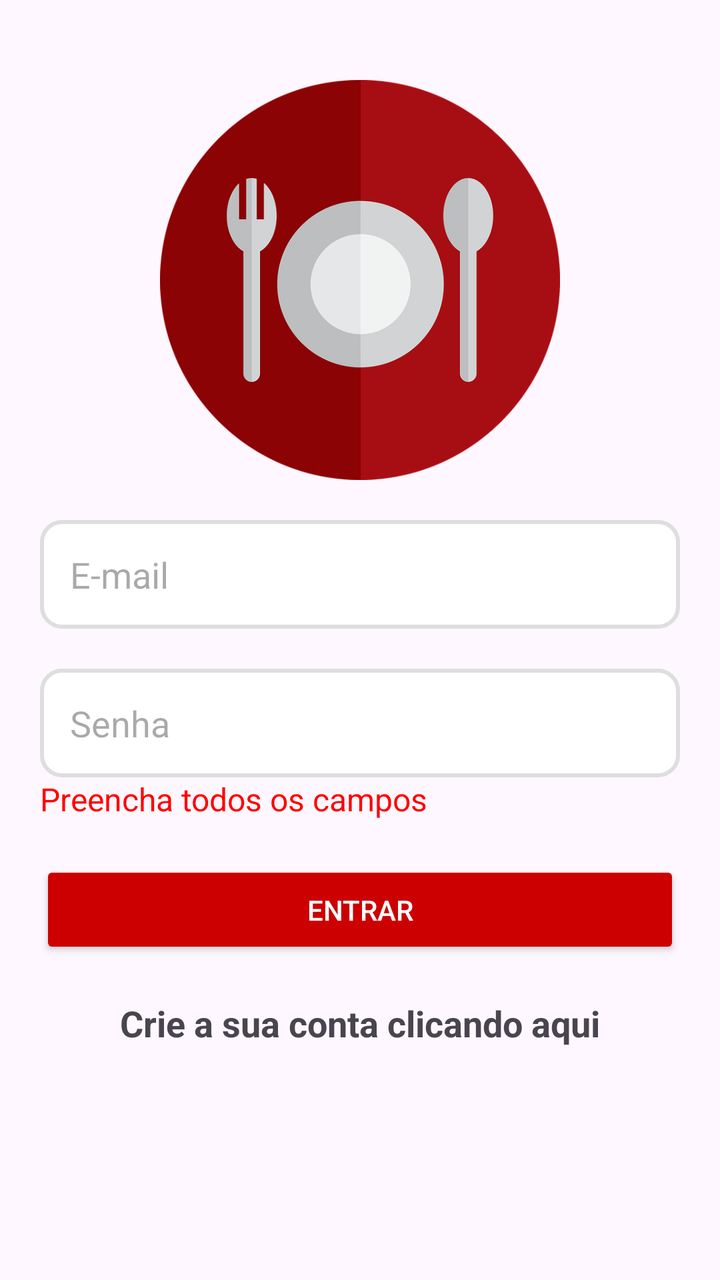
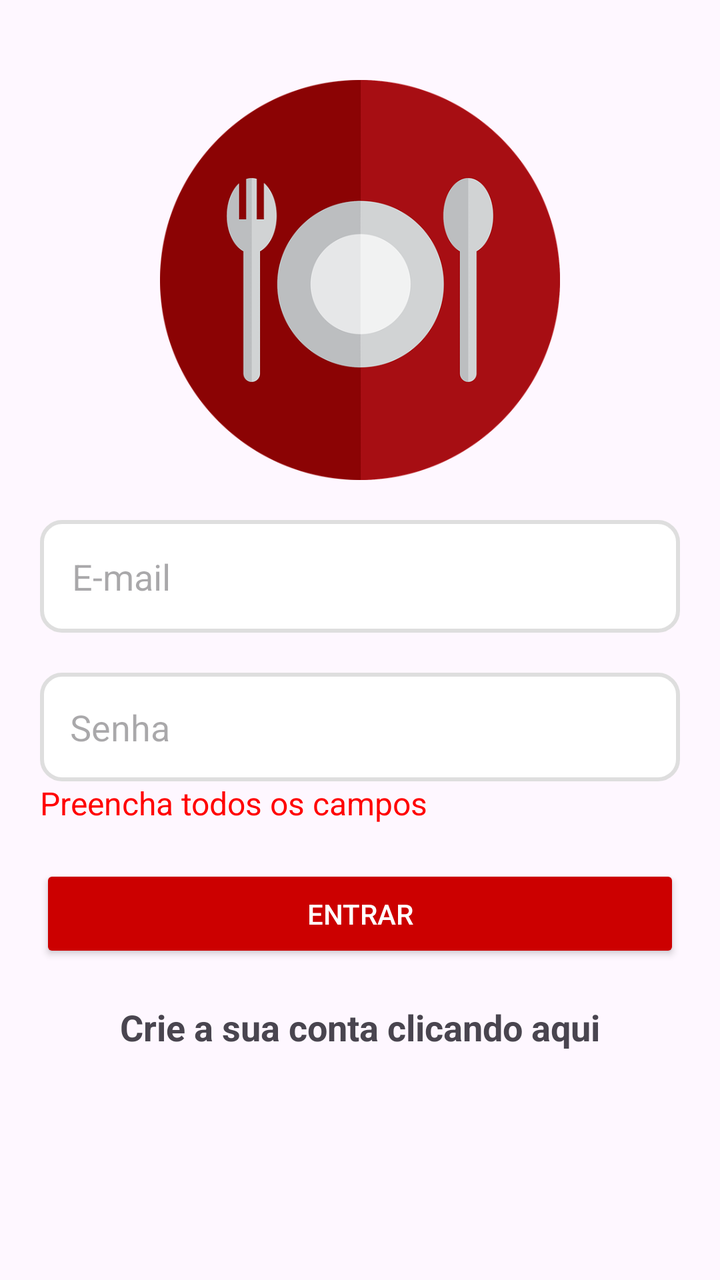

Before-and-after screenshots of an Android layout around one commit, followed by the original layout XML and the change that was made.
<!-- AndroidManifest.xml: application theme Theme.EtimPamILuizQuadrosAppDelivery -->
<!-- res/layout/activity_main.xml -->
<?xml version="1.0" encoding="utf-8"?>
<LinearLayout xmlns:android="http://schemas.android.com/apk/res/android"
    xmlns:app="http://schemas.android.com/apk/res-auto"
    xmlns:tools="http://schemas.android.com/tools"
    android:id="@+id/main"
    android:orientation="vertical"
    android:layout_width="match_parent"
    android:layout_height="match_parent"
    tools:context=".MainActivity">

    <ImageView android:id="@+id/logo"
        android:layout_width="200dp"
        android:layout_height="200dp"
        android:src="@drawable/logo"
        android:layout_gravity="center"
        android:layout_marginTop="40dp" />

    <EditText android:id="@+id/edt_email"
        android:layout_width="match_parent"
        android:layout_height="wrap_content"
        android:hint="E-mail"
        android:padding="15dp"
        android:maxLines="1"
        android:background="@drawable/borda"
        android:layout_marginTop="20dp"
        android:layout_marginEnd="20dp"
        android:layout_marginStart="20dp" />

    <EditText android:id="@+id/edt_senha"
        android:layout_width="match_parent"
        android:layout_height="wrap_content"
        android:hint="Senha"
        android:padding="15dp"
        android:maxLines="1"
        android:background="@drawable/borda"
        android:layout_marginTop="20dp"
        android:layout_marginEnd="20dp"
        android:layout_marginStart="20dp" />

    <TextView android:id="@+id/txt_mensagem_erro"
        android:layout_width="wrap_content"
        android:layout_height="wrap_content"
        android:textSize="16sp"
        android:text="Preencha todos os campos"
        android:layout_marginStart="20dp"
        android:textColor="@color/red"/>

    <Button android:id="@+id/btn_entrar"
        android:layout_width="match_parent"
        android:layout_height="wrap_content"
        android:backgroundTint="@color/dark_red"
        android:textColor="@color/white"
        android:text="ENTRAR"
        android:padding="15dp"
        android:layout_margin="20dp"
        app:cornerRadius="6dp" />

    <TextView android:id="@+id/txt_criar_conta"
        android:layout_width="wrap_content"
        android:layout_height="wrap_content"
        android:text="Crie a sua conta clicando aqui"
        android:textSize="18sp"
        android:textStyle="bold"
        android:layout_gravity="center" />

    <ProgressBar android:id="@+id/progress_bar"
        android:layout_width="wrap_content"
        android:layout_height="wrap_content"
        android:layout_gravity="center"
        android:layout_marginTop="20dp"
        android:indeterminateTint="@color/red" />
</LinearLayout>
<!-- resources referenced by this layout -->
<resources>
  <color name="dark_red">#cc0000</color>
  <color name="red">#FF0000</color>
  <color name="white">#FFFFFFFF</color>
  <!-- drawable borda (drawable) -->
  <?xml version="1.0" encoding="utf-8"?>
  <shape xmlns:android="http://schemas.android.com/apk/res/android">
      <solid android:color="@color/white" />
      <corners android:radius="10dp" />
      <stroke android:color="@color/grey" android:width="2dp" />
  </shape>
  <!-- drawable logo: png bitmap (drawable, 55265 bytes) -->
  <style name="Theme.EtimPamILuizQuadrosAppDelivery" parent="Base.Theme.EtimPamILuizQuadrosAppDelivery" />
  <color name="grey">#DEDEDE</color>
  <style name="Base.Theme.EtimPamILuizQuadrosAppDelivery" parent="Theme.Material3.DayNight.NoActionBar">
          
          
      </style>
</resources>

<!-- the commit's change to res/layout/activity_main.xml (unified diff, before → after) -->
@@ -19,7 +19,7 @@
         android:layout_width="match_parent"
         android:layout_height="wrap_content"
         android:hint="E-mail"
-        android:padding="15dp"
+        android:padding="16dp"
         android:maxLines="1"
         android:background="@drawable/borda"
         android:layout_marginTop="20dp"
